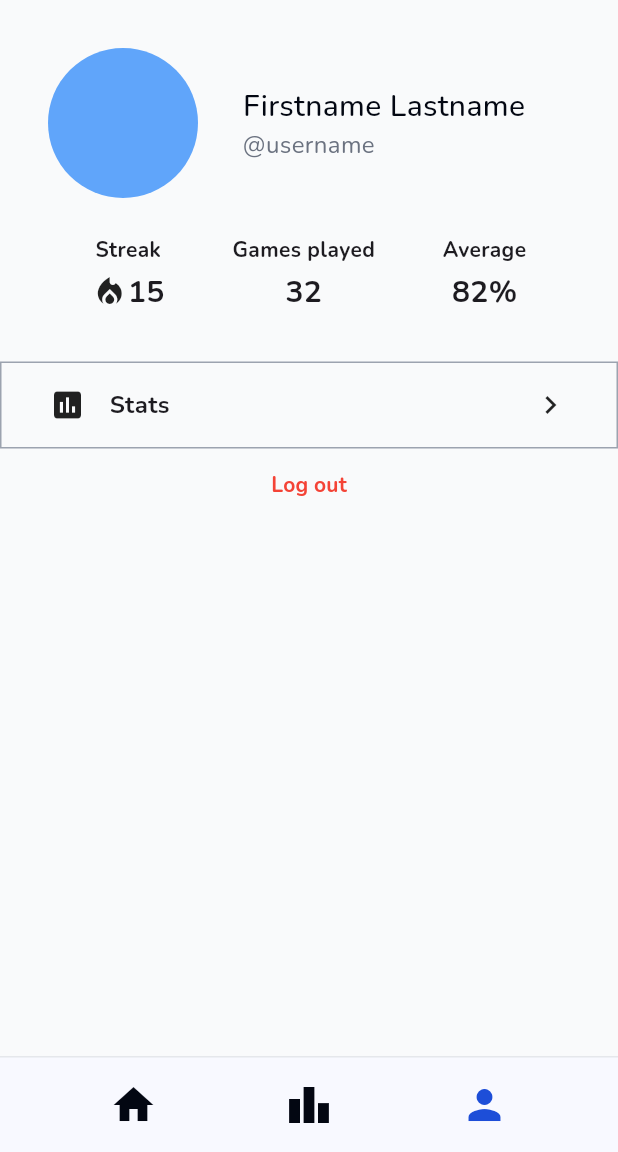
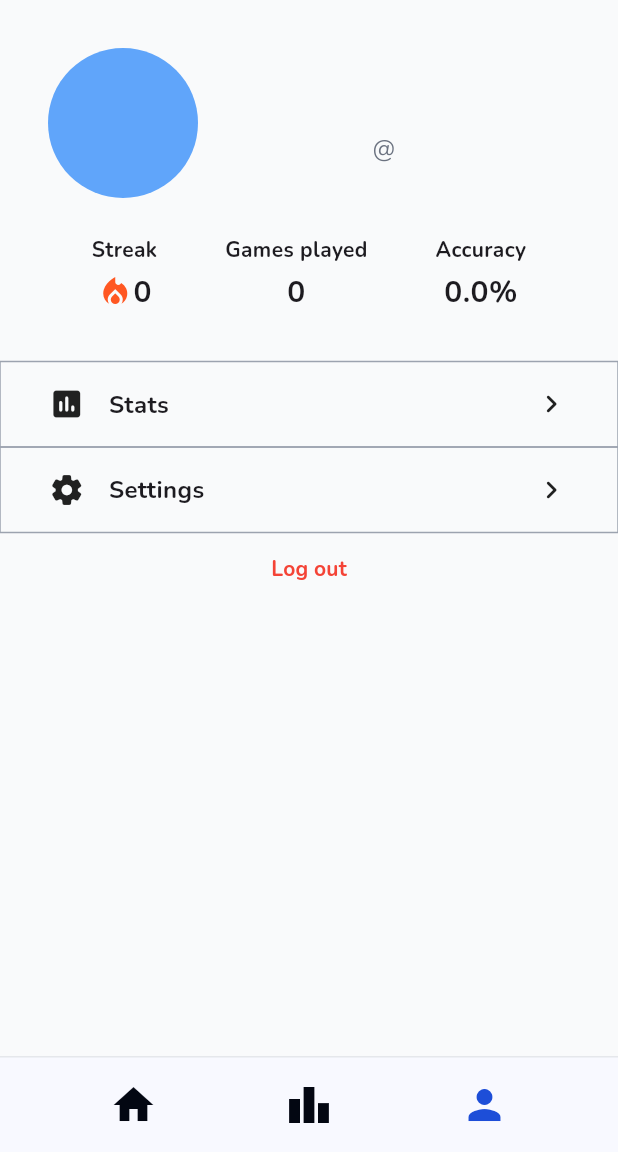
Before and after one commit to liamdoka/muscii, a Flutter app: the ProfilePage screen opened directly, on a phone screen of 412 x 824 dp, the part 84-1236 px from its top. Run offline on Flutter 3.47's test engine with Material 3 defaults, Android fonts, the phone set to English and light mode, and no system bars; our stand-ins replace flutter_dotenv, flutter_riverpod, flutter_svg, freezed_annotation, google_fonts and 2 more; missing offline and left inert: dart:ffi; accounts and stored records are empty; generated files the repository leaves out were written again; network calls fail.

Commit message:
I've somewhat figured out providers and how to manage a lot of states yippieee

```diff
--- a/lib/constants/strings.dart
+++ /dev/null
@@ -1,6 +0,0 @@
-const apiBase = "10.0.0.66:8000";
-
-class APIRoutes {
-  static String login = "v1/login";
-  static String signUp = "v1/users/create";
-}
--- /dev/null
+++ b/lib/data/user_data/user_data_model.dart
@@ -0,0 +1,21 @@
+import 'package:freezed_annotation/freezed_annotation.dart';
+
+part 'user_data_model.g.dart';
+part 'user_data_model.freezed.dart';
+
+@unfreezed
+class UserDataModel with _$UserDataModel {
+  factory UserDataModel({
+    required String username,
+    String? displayName,
+    required int xp,
+    required int streak,
+    required int gamesPlayed,
+    required int perfectGames,
+    required int correctAnswers,
+    required int incorrectAnswers,
+  }) = _UserDataModel;
+
+  factory UserDataModel.fromJson(Map<String, dynamic> json) =>
+      _$UserDataModelFromJson(json);
+}
--- a/lib/profile/profile_page.dart
+++ b/lib/profile/profile_page.dart
@@ -2,14 +2,19 @@ import 'package:flutter/material.dart';
 import 'package:flutter_riverpod/flutter_riverpod.dart';
 import 'package:muscii/components/muscii_scaffold.dart';
 import 'package:muscii/constants/styles.dart';
+import 'package:muscii/data/auth/auth_provider.dart';
+import 'package:muscii/data/user_data/user_data_model.dart';
+import 'package:muscii/data/user_data/user_data_provider.dart';
 import 'package:muscii/login/login_page.dart';
-import 'package:muscii/login/login_provider.dart';
 
 class ProfilePage extends ConsumerWidget {
   const ProfilePage({super.key});
 
   @override
   Widget build(BuildContext context, WidgetRef ref) {
+
+    final userData = ref.watch(userDataProvider).value;
+
     return MusciiScaffold(
         selected: NavigationPages.profile,
         child: Column(
@@ -18,17 +23,21 @@ class ProfilePage extends ConsumerWidget {
             Column(
               crossAxisAlignment: CrossAxisAlignment.stretch,
               children: [
-                _buildProfileArea(fullName: "Firstname Lastname", username: "username"),
+                _buildProfileArea(userData),
                 _buildMenuButton(
                   onTap: () => print("GoTo: Stats page"),
-                  icon: const Icon(Icons.insert_chart),
+                  icon: const Icon(Icons.insert_chart_rounded),
                   title: "Stats"
                 ),
+                _buildMenuButton(
+                  onTap: (){},
+                  icon: const Icon(Icons.settings_rounded),
+                  title: "Settings")
               ],
             ),
             TextButton(
               onPressed: () {
-                ref.read(userAuthProvider.notifier).logout();
+                ref.read(musciiAuthProvider.notifier).logout();
                 Navigator.of(context).pushReplacement(
                   MaterialPageRoute(builder: (context) => const LoginPage())
                 );
@@ -52,7 +61,7 @@ class ProfilePage extends ConsumerWidget {
         padding: const EdgeInsets.symmetric(vertical: 16.0, horizontal: 32.0),
         decoration: BoxDecoration(
             color: Colors.transparent,
-            border: Border.all(color: primaryColor[400]!)
+            border: Border.all(color: primaryColor[400]!, strokeAlign: BorderSide.strokeAlignCenter)
         ),
         child: Row(
           mainAxisAlignment: MainAxisAlignment.spaceBetween,
@@ -69,14 +78,15 @@ class ProfilePage extends ConsumerWidget {
                 ),
               ],
             ),
-            const Icon(Icons.chevron_right)
+            const Icon(Icons.chevron_right_rounded)
           ],
         ),
       ),
     );
   }
 
-  Widget _buildProfileArea({required String fullName, required String username}) {
+  Widget _buildProfileArea(UserDataModel? userData) {
+
     return Container(
       padding: const EdgeInsets.all(32.0),
       child: Column(
@@ -101,14 +111,14 @@ class ProfilePage extends ConsumerWidget {
                     mainAxisAlignment: MainAxisAlignment.start,
                     crossAxisAlignment: CrossAxisAlignment.start,
                     children: [
-                      Text(fullName,
+                      Text(userData?.displayName ?? userData?.username ?? '',
                         style: TextStyle(
-                            fontSize: 20,
+                            fontSize: 24,
                             fontWeight: FontWeight.w500,
                             color: primaryColor[950]
                         ),
                       ),
-                      Text("@$username",
+                      Text("@${userData?.username ?? ''}",
                         textAlign: TextAlign.center,
                         style: TextStyle(
                             fontSize: 16,
@@ -125,9 +135,13 @@ class ProfilePage extends ConsumerWidget {
           Row(
             mainAxisAlignment: MainAxisAlignment.spaceEvenly,
             children: [
-              _buildStatBlock(title: "Streak", value: "15", icon: const Icon(Icons.local_fire_department)),
-              _buildStatBlock(title: "Games played", value: "32"),
-              _buildStatBlock(title: "Average", value: "82%")
+              _buildStatBlock(title: "Streak", value: userData?.streak.toString() ?? '0', icon: const Icon(Icons.local_fire_department, color: Colors.deepOrange)),
+              _buildStatBlock(title: "Games played", value: userData?.gamesPlayed.toString() ?? '0'),
+              _buildStatBlock(title: "Accuracy",
+                value: userData != null
+                  ? "${(userData.correctAnswers / (userData.correctAnswers + (userData.incorrectAnswers == 0 ? 1 : userData.incorrectAnswers)))}%"
+                  : '0%'
+              )
             ],
           ),
         ],
```
Also changed, not shown: lib/api/api_service.dart (+38 -4 lines), lib/data/auth/auth_model.dart (added, +32 -0 lines), lib/data/auth/auth_provider.dart (added, +113 -0 lines), lib/data/shared_preferences/shared_preferences_model.dart (added, +12 -0 lines), lib/data/user_data/user_data_provider.dart (added, +85 -0 lines), lib/home/home_page.dart (+47 -24 lines), lib/login/login_model.dart (deleted, +0 -25 lines), lib/login/login_page.dart (+18 -14 lines), lib/login/login_provider.dart (deleted, +0 -47 lines), lib/sign_up/sign_up_page.dart (+14 -17 lines), lib/data/auth/auth_model.freezed.dart (added), lib/data/auth/auth_model.g.dart (added), lib/data/auth/auth_provider.g.dart, lib/data/shared_preferences/shared_preferences_provider.dart (added), 6 more files, 3 other files.
